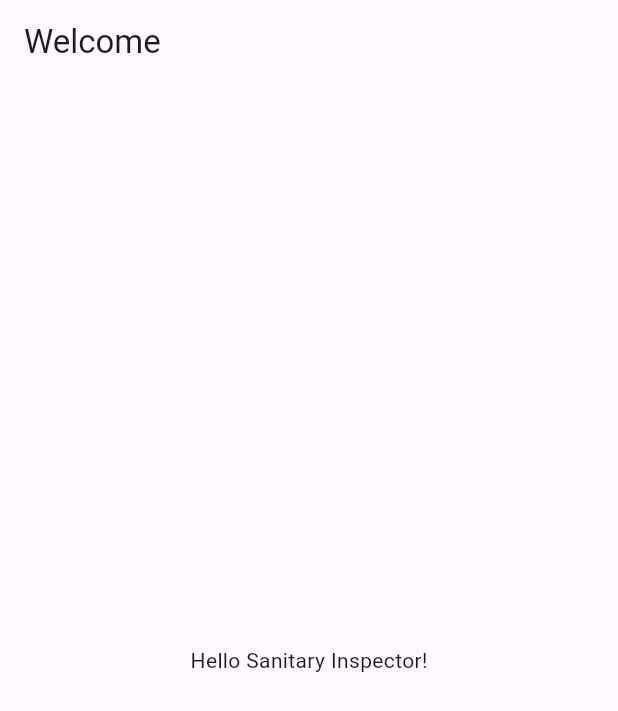
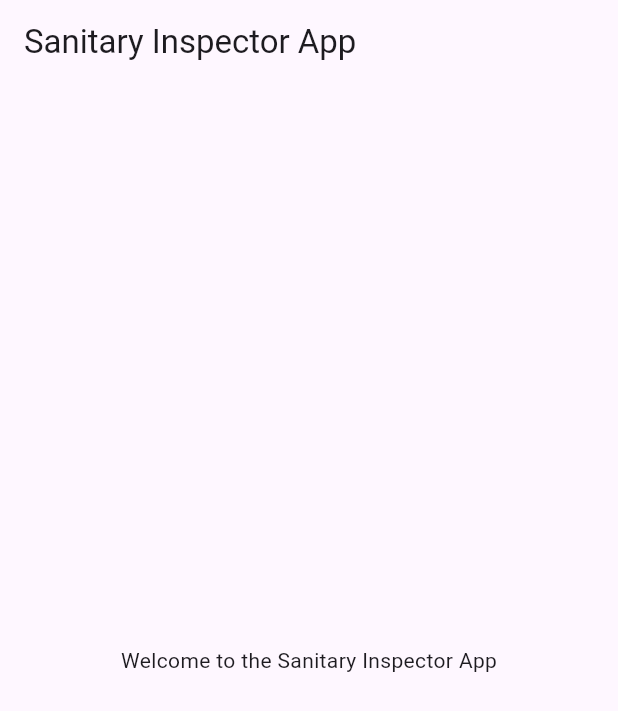
Before and after one commit to Sumant-work/sanitary-inspector-app, a Flutter app: the screen it shows after launch, on a phone screen of 412 x 824 dp. Shown: the top 711 px of the screen. Run offline on Flutter 3.47's test engine with Material 3 defaults, Android fonts, the phone set to English and light mode, and no system bars.

Commit message:
Add files via upload

```diff
--- a/lib/main.dart
+++ b/lib/main.dart
@@ -1,17 +1,17 @@
+
 import 'package:flutter/material.dart';
 
-void main() {
-  runApp(MyApp());
-}
+void main() => runApp(MyApp());
 
 class MyApp extends StatelessWidget {
   @override
   Widget build(BuildContext context) {
     return MaterialApp(
       title: 'Sanitary Inspector App',
+      theme: ThemeData(primarySwatch: Colors.teal),
       home: Scaffold(
-        appBar: AppBar(title: Text('Welcome')),
-        body: Center(child: Text('Hello Sanitary Inspector!')),
+        appBar: AppBar(title: Text('Sanitary Inspector App')),
+        body: Center(child: Text('Welcome to the Sanitary Inspector App')),
       ),
     );
   }
```
Also changed, not shown: pubspec.yaml (+6 -2 lines).
